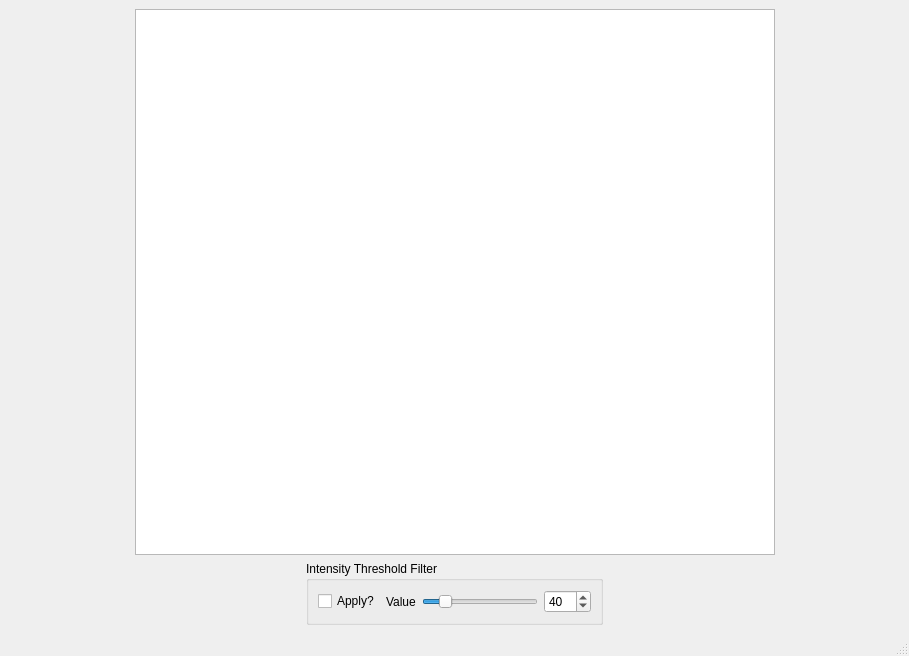
The window that FinalProject.ui (collinedington/Final_Project) describes before a commit, drawn with Qt 5.
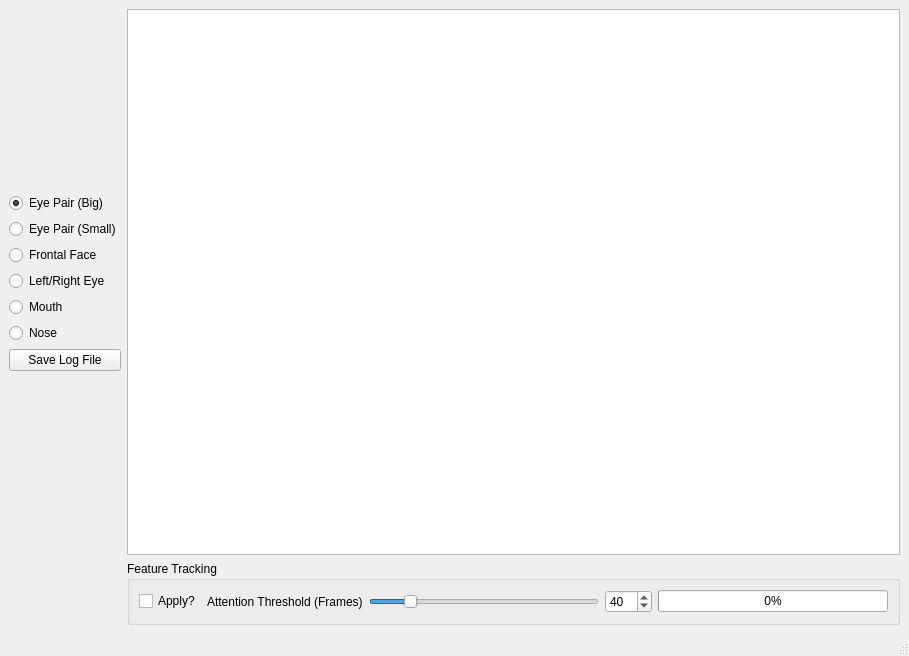
The same window after the commit.

Commit message:
GUI update with radio buttons and attention bar
Updated by Collin on 12/4/2011
Altered the GUI to add radio buttons for selecting which Haar
features to track, added a progress bar that shows how many of
the previous n frames have been successfully tracked.  The maximum
of this progress bar is set by the threshold slider.

```diff
--- a/FinalProject.ui
+++ b/FinalProject.ui
@@ -15,22 +15,7 @@
   </property>
   <widget class="QWidget" name="centralwidget">
    <layout class="QGridLayout" name="gridLayout">
-    <item row="0" column="0">
-     <layout class="QHBoxLayout" name="horizontalLayout">
-      <item>
-       <spacer name="horizontalSpacer">
-        <property name="orientation">
-         <enum>Qt::Horizontal</enum>
-        </property>
-        <property name="sizeHint" stdset="0">
-         <size>
-          <width>40</width>
-          <height>20</height>
-         </size>
-        </property>
-       </spacer>
-      </item>
-      <item>
+    <item row="0" column="1">
        <widget class="QGraphicsView" name="graphicsView">
         <property name="sizePolicy">
          <sizepolicy hsizetype="MinimumExpanding" vsizetype="MinimumExpanding">
@@ -46,40 +31,98 @@
         </property>
        </widget>
       </item>
-      <item>
-       <spacer name="horizontalSpacer_2">
-        <property name="orientation">
-         <enum>Qt::Horizontal</enum>
-        </property>
-        <property name="sizeHint" stdset="0">
-         <size>
-          <width>40</width>
-          <height>20</height>
-         </size>
-        </property>
-       </spacer>
-      </item>
-     </layout>
-    </item>
+    <item row="0" column="0">
+     <layout class="QGridLayout" name="gridLayout_2">
     <item row="1" column="0">
-     <layout class="QHBoxLayout" name="horizontalLayout_3">
-      <item>
-       <spacer name="horizontalSpacer_4">
+       <widget class="QRadioButton" name="radioButtonEyePairBig">
+        <property name="text">
+         <string>Eye Pair (Big)</string>
+        </property>
+        <property name="checked">
+         <bool>true</bool>
+        </property>
+       </widget>
+      </item>
+      <item row="2" column="0">
+       <widget class="QRadioButton" name="radioButtonEyePairSmall">
+        <property name="text">
+         <string>Eye Pair (Small)</string>
+        </property>
+       </widget>
+      </item>
+      <item row="3" column="0">
+       <widget class="QRadioButton" name="radioButtonFrontalFace">
+        <property name="text">
+         <string>Frontal Face</string>
+        </property>
+       </widget>
+      </item>
+      <item row="4" column="0">
+       <widget class="QRadioButton" name="radioButtonLeftRightEye">
+        <property name="text">
+         <string>Left/Right Eye</string>
+        </property>
+       </widget>
+      </item>
+      <item row="8" column="0">
+       <spacer name="verticalSpacer">
         <property name="orientation">
-         <enum>Qt::Horizontal</enum>
+         <enum>Qt::Vertical</enum>
         </property>
         <property name="sizeHint" stdset="0">
          <size>
-          <width>40</width>
-          <height>20</height>
+          <width>20</width>
+          <height>40</height>
          </size>
         </property>
        </spacer>
       </item>
-      <item>
+      <item row="0" column="0">
+       <spacer name="verticalSpacer_2">
+        <property name="orientation">
+         <enum>Qt::Vertical</enum>
+        </property>
+        <property name="sizeHint" stdset="0">
+         <size>
+          <width>20</width>
+          <height>40</height>
+         </size>
+        </property>
+       </spacer>
+      </item>
+      <item row="5" column="0">
+       <widget class="QRadioButton" name="radioButtonMouth">
+        <property name="text">
+         <string>Mouth</string>
+        </property>
+       </widget>
+      </item>
+      <item row="6" column="0">
+       <widget class="QRadioButton" name="radioButtonNose">
+        <property name="text">
+         <string>Nose</string>
+        </property>
+       </widget>
+      </item>
+      <item row="7" column="0">
+       <widget class="QPushButton" name="saveButton">
+        <property name="text">
+         <string>Save Log File</string>
+        </property>
+        <property name="checkable">
+         <bool>false</bool>
+        </property>
+        <property name="checked">
+         <bool>false</bool>
+        </property>
+       </widget>
+      </item>
+     </layout>
+    </item>
+    <item row="2" column="1">
        <widget class="QGroupBox" name="groupBox">
         <property name="title">
-         <string>Intensity Threshold Filter</string>
+       <string>Feature Tracking</string>
         </property>
         <layout class="QHBoxLayout" name="horizontalLayout_2">
          <item>
@@ -92,7 +135,7 @@
          <item>
           <widget class="QLabel" name="label">
            <property name="text">
-            <string>Value</string>
+          <string>Attention Threshold (Frames)</string>
            </property>
           </widget>
          </item>
@@ -119,23 +162,15 @@
            </property>
           </widget>
          </item>
-        </layout>
-       </widget>
-      </item>
       <item>
-       <spacer name="horizontalSpacer_3">
-        <property name="orientation">
-         <enum>Qt::Horizontal</enum>
-        </property>
-        <property name="sizeHint" stdset="0">
-         <size>
-          <width>40</width>
-          <height>20</height>
-         </size>
-        </property>
-       </spacer>
-      </item>
-     </layout>
+        <widget class="QProgressBar" name="attentionBar">
+         <property name="value">
+          <number>0</number>
+         </property>
+        </widget>
+       </item>
+      </layout>
+     </widget>
     </item>
    </layout>
   </widget>
```
Lines whose indentation alone changed are shown as unchanged. The commit also changes 3 other files.
